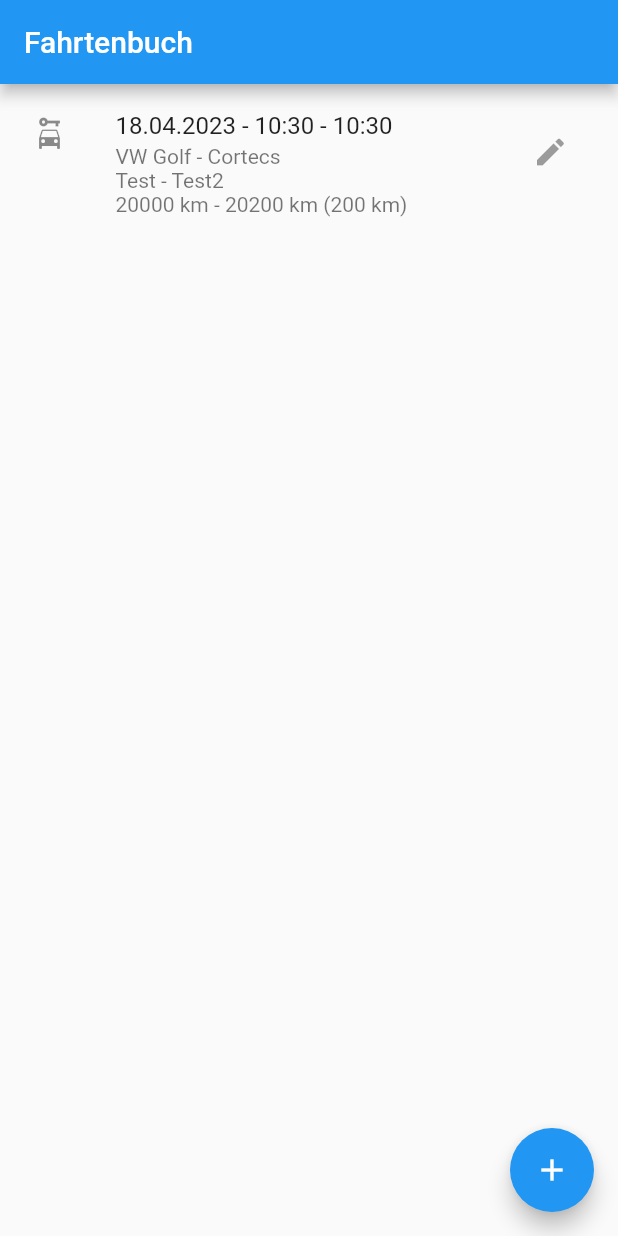
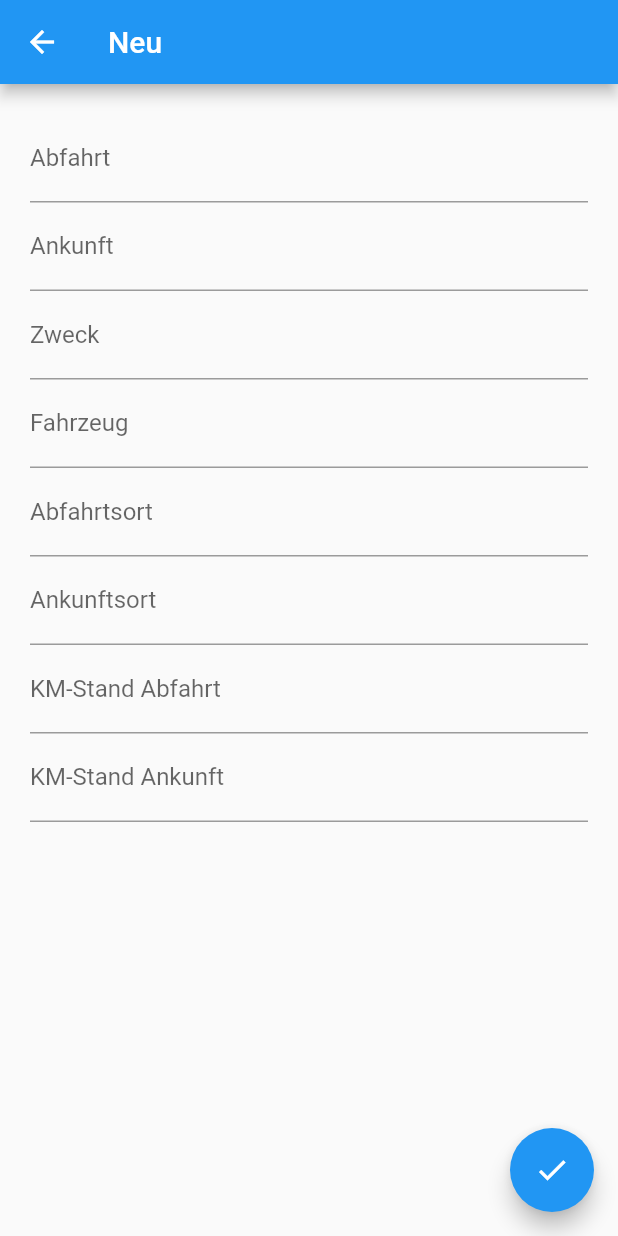
Before and after one commit to Hido1994/fahrtenbuch, a Flutter app: the screen it shows after launch, after a tap on the "add" icon, on a phone screen of 412 x 824 dp. Run offline on Flutter 3.47's test engine with Material 2 defaults, Android fonts, the phone set to English and light mode, and no system bars; our stand-ins replace flutter_datetime_picker, shared_preferences, sqflite; accounts and stored records are empty.

Commit message:
Added list view, form, sqlite support

```diff
--- a/lib/model/log_entry.dart
+++ b/lib/model/log_entry.dart
@@ -1,11 +1,11 @@
 class LogEntry {
   int? id;
   DateTime startDate;
-  DateTime endDate;
+  DateTime? endDate;
   String startLocation;
-  String endLocation;
-  String? reason;
-  String? vehicle;
+  String? endLocation;
+  String reason;
+  String vehicle;
   int? startMileage;
   int? endMileage;
   int? parent;
@@ -13,11 +13,11 @@ class LogEntry {
   LogEntry({
     this.id,
     required this.startDate,
-    required this.endDate,
+    this.endDate,
     required this.startLocation,
-    required this.endLocation,
-    this.reason,
-    this.vehicle,
+    this.endLocation,
+    required this.reason,
+    required this.vehicle,
     this.startMileage,
     this.endMileage,
     this.parent,
@@ -27,7 +27,7 @@ class LogEntry {
     return <String, dynamic>{
       "id": id,
       "start_date": startDate.millisecondsSinceEpoch,
-      "end_date": endDate.millisecondsSinceEpoch,
+      "end_date": endDate?.millisecondsSinceEpoch,
       "start_location": startLocation,
       "end_location": endLocation,
       "reason": reason,
--- /dev/null
+++ b/lib/view/form_screen.dart
@@ -0,0 +1,175 @@
+import 'package:fahrtenbuch/model/log_entry.dart';
+import 'package:fahrtenbuch/service/sqlite_service.dart';
+import 'package:flutter/material.dart';
+import 'package:flutter_datetime_picker/flutter_datetime_picker.dart';
+import 'package:intl/intl.dart';
+
+class FormScreen extends StatefulWidget {
+  final int? entryId;
+
+  const FormScreen({Key? key, this.entryId}) : super(key: key);
+
+  @override
+  State<FormScreen> createState() => _FormScreenState();
+}
+
+class _FormScreenState extends State<FormScreen> {
+  static final DateFormat dateTimeFormat = DateFormat('dd.MM.yyyy hh:mm');
+
+  final _formKey = GlobalKey<FormState>();
+  SqliteService sqliteService = SqliteService.instance;
+
+  final TextEditingController _startDateController = TextEditingController();
+  final TextEditingController _endDateController = TextEditingController();
+  final TextEditingController _reasonController = TextEditingController();
+  final TextEditingController _vehicleController = TextEditingController();
+  final TextEditingController _startLocationController =
+      TextEditingController();
+  final TextEditingController _endLocationController = TextEditingController();
+  final TextEditingController _startMileageController = TextEditingController();
+  final TextEditingController _endMileageController = TextEditingController();
+
+  DateTime _selectedStartDate = DateTime.now();
+  DateTime _selectedEndDate = DateTime.now();
+
+  @override
+  Widget build(BuildContext context) {
+    return Scaffold(
+      appBar: AppBar(
+        title: Text((widget.entryId == null ? "Neu" : "Bearbeiten")),
+      ),
+      body: Form(
+        key: _formKey,
+        child: Container(
+          padding: const EdgeInsets.all(20),
+          child: Column(
+            children: <Widget>[
+              TextFormField(
+                decoration: const InputDecoration(label: Text("Abfahrt")),
+                readOnly: true,
+                controller: _startDateController,
+                onTap: () {
+                  DatePicker.showDateTimePicker(context, showTitleActions: true,
+                      onConfirm: (date) {
+                    _selectedStartDate = date;
+                    _startDateController.text = dateTimeFormat.format(date);
+                  }, currentTime: _selectedStartDate, locale: LocaleType.de);
+                },
+                validator: (value) {
+                  if (value == null ||
+                      value.isEmpty ||
+                      _selectedEndDate.isBefore(_selectedStartDate)) {
+                    return 'Abfahrtszeit eingeben';
+                  }
+                  return null;
+                },
+              ),
+              TextFormField(
+                decoration: const InputDecoration(label: Text("Ankunft")),
+                readOnly: true,
+                controller: _endDateController,
+                onTap: () {
+                  DatePicker.showDateTimePicker(context, showTitleActions: true,
+                      onConfirm: (date) {
+                    _selectedEndDate = date;
+                    _endDateController.text = dateTimeFormat.format(date);
+                  }, currentTime: _selectedEndDate, locale: LocaleType.de);
+                },
+                validator: (value) {
+                  if (value == null ||
+                      value.isEmpty ||
+                      _selectedEndDate.isBefore(_selectedStartDate)) {
+                    return 'Ankunftszeit eingeben';
+                  }
+                  return null;
+                },
+              ),
+              TextFormField(
+                controller: _reasonController,
+                decoration: const InputDecoration(label: Text("Zweck")),
+                validator: (value) {
+                  if (value == null || value.isEmpty) {
+                    return 'Zweck der Fahrt eingeben';
+                  }
+                  return null;
+                },
+              ),
+              TextFormField(
+                controller: _vehicleController,
+                decoration: const InputDecoration(label: Text("Fahrzeug")),
+                validator: (value) {
+                  if (value == null || value.isEmpty) {
+                    return 'Fahrzeug eingeben';
+                  }
+                  return null;
+                },
+              ),
+              TextFormField(
+                controller: _startLocationController,
+                decoration: const InputDecoration(label: Text("Abfahrtsort")),
+                validator: (value) {
+                  if (value == null || value.isEmpty) {
+                    return 'Abfahrtsort eingeben';
+                  }
+                  return null;
+                },
+              ),
+              TextFormField(
+                controller: _endLocationController,
+                decoration: const InputDecoration(label: Text("Ankunftsort")),
+                validator: (value) {
+                  if (value == null || value.isEmpty) {
+                    return 'Ankunftsort eingeben';
+                  }
+                  return null;
+                },
+              ),
+              TextFormField(
+                controller: _startMileageController,
+                decoration:
+                    const InputDecoration(label: Text("KM-Stand Abfahrt")),
+                validator: (value) {
+                  if (value == null || value.isEmpty) {
+                    return 'KM-Stand Abfahrt eingeben';
+                  }
+                  return null;
+                },
+              ),
+              TextFormField(
+                controller: _endMileageController,
+                decoration:
+                    const InputDecoration(label: Text("KM-Stand Ankunft")),
+                validator: (value) {
+                  if (value == null || value.isEmpty) {
+                    return 'KM-Stand Ankunft eingeben';
+                  }
+                  return null;
+                },
+              ),
+            ],
+          ),
+        ),
+      ),
+      floatingActionButton: FloatingActionButton(
+        onPressed: () {
+          if (_formKey.currentState!.validate()) {
+            sqliteService
+                .save(LogEntry(
+                  startDate: _selectedStartDate,
+                  endDate: _selectedEndDate,
+                  reason: _reasonController.text,
+                  vehicle: _vehicleController.text,
+                  startLocation: _startLocationController.text,
+                  endLocation: _endLocationController.text,
+                  startMileage: int.tryParse(_startMileageController.text),
+                  endMileage: int.tryParse(_endMileageController.text),
+                ))
+                .then((value) => Navigator.pop(context, value));
+          }
+        },
+        tooltip: 'Speichern',
+        child: const Icon(Icons.check),
+      ),
+    );
+  }
+}
--- a/lib/view/home_screen.dart
+++ b/lib/view/home_screen.dart
@@ -1,5 +1,6 @@
 import 'package:fahrtenbuch/model/log_entry.dart';
 import 'package:fahrtenbuch/service/sqlite_service.dart';
+import 'package:fahrtenbuch/view/form_screen.dart';
 import 'package:fahrtenbuch/view/widget/log_entry_widget.dart';
 import 'package:flutter/material.dart';
 
@@ -31,26 +32,30 @@ class _MyHomeScreen extends State<HomeScreen> {
     //   }
     // }
     super.initState();
-    sqliteService.getAll().then((result) => entries = result);
+    sqliteService.getAll().then((result) => {
+          setState(() {
+            entries = result;
+          })
+        });
   }
 
   void _addEntry() async {
-    LogEntry entry = LogEntry(
-      startDate: DateTime.now(),
-      endDate: DateTime.now(),
-      startLocation: 'Test',
-      endLocation: 'Test2',
-      reason: 'Cortecs',
-      vehicle: 'VW Golf',
-      startMileage: 20000,
-      endMileage: 20200,
-    );
-
-    entry = await sqliteService.save(entry);
-
-    setState(() {
-      entries.add(entry);
-    });
+    // LogEntry entry = LogEntry(
+    //   startDate: DateTime.now(),
+    //   endDate: DateTime.now(),
+    //   startLocation: 'Test',
+    //   endLocation: 'Test2',
+    //   reason: 'Cortecs',
+    //   vehicle: 'VW Golf',
+    //   startMileage: 20000,
+    //   endMileage: 20200,
+    // );
+    //
+    // entry = await sqliteService.save(entry);
+    //
+    // setState(() {
+    //   entries.add(entry);
+    // });
   }
 
   @override
@@ -67,7 +72,14 @@ class _MyHomeScreen extends State<HomeScreen> {
         itemCount: entries.length,
       ),
       floatingActionButton: FloatingActionButton(
-        onPressed: _addEntry,
+        onPressed: () async {
+          LogEntry newEntry = await Navigator.of(context).push(
+              MaterialPageRoute(builder: (context) => const FormScreen()));
+
+          setState(() {
+              entries.add(newEntry);
+            });
+        },
         tooltip: 'Neu',
         child: const Icon(Icons.add),
       ),
--- a/lib/view/widget/log_entry_widget.dart
+++ b/lib/view/widget/log_entry_widget.dart
@@ -1,4 +1,5 @@
 import 'package:fahrtenbuch/model/log_entry.dart';
+import 'package:fahrtenbuch/view/form_screen.dart';
 import 'package:flutter/material.dart';
 import 'package:intl/intl.dart';
 
@@ -13,9 +14,9 @@ class LogEntryWidget extends StatelessWidget {
       padding: const EdgeInsets.all(5),
       child: ListTile(
         leading: const Icon(
-          Icons.car_rental,
+          Icons.drive_eta,
         ),
-        trailing: const IconButton(onPressed: null, icon: Icon(Icons.edit)),
+        trailing: const Icon(Icons.edit),
         subtitle: Column(
           crossAxisAlignment: CrossAxisAlignment.start,
           children: [
@@ -26,14 +27,24 @@ class LogEntryWidget extends StatelessWidget {
               '${entry.startLocation} - ${entry.endLocation}',
             ),
             Text(
-              '${entry.startMileage} km - ${entry.endMileage} km (${entry.endMileage!-entry.startMileage!} km)',
+              '${entry.startMileage} km - ${entry.endMileage} km (${entry.endMileage! - entry.startMileage!} km)',
             ),
           ],
         ),
         title: Text(
-          '${DateFormat('dd.MM.yyyy').format(entry.startDate)} - ${DateFormat('hh:mm').format(entry.startDate)} - ${DateFormat('hh:mm').format(entry.endDate)}',
+          '${DateFormat('dd.MM.yyyy').format(entry.startDate)} - ${DateFormat('hh:mm').format(entry.startDate)} - ${entry.endDate != null ? DateFormat('hh:mm').format(entry.endDate!) : 'offen'}',
         ),
         isThreeLine: true,
+        onTap: () {
+          Navigator.push(
+            context,
+            MaterialPageRoute(
+              builder: (context) => FormScreen(
+                entryId: entry.id,
+              ),
+            ),
+          );
+        },
       ),
     );
   }
--- a/pubspec.yaml
+++ b/pubspec.yaml
@@ -38,6 +38,7 @@ dependencies:
   get_it: ^7.2.0
   path: ^1.8.2
   intl: ^0.18.0
+  flutter_datetime_picker: ^1.5.1
 
 dev_dependencies:
   flutter_test:
```
Also changed, not shown: pubspec.lock.
